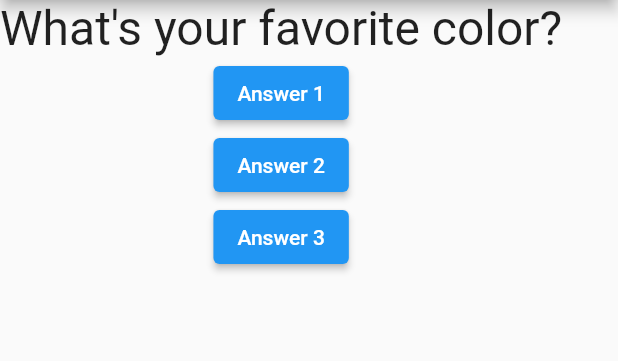
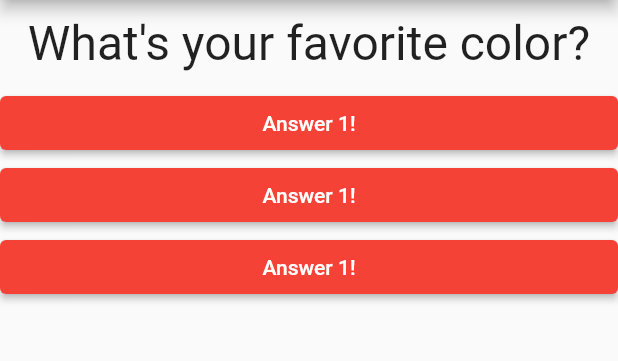
Before and after one commit to Tabu520/flutter, a Flutter app: the screen it shows after launch, on a phone screen of 412 x 824 dp, the part 84-445 px from its top. Run offline on Flutter 3.47's test engine with Material 2 defaults, Android fonts, the phone set to English and light mode, and no system bars.

Commit message:
Button style

```diff
--- /dev/null
+++ b/first_app/lib/answer.dart
@@ -0,0 +1,21 @@
+import 'package:flutter/material.dart';
+
+class Answer extends StatelessWidget {
+  final VoidCallback selectHandler;
+
+  Answer(this.selectHandler);
+
+  @override
+  Widget build(BuildContext context) {
+    return Container(
+      width: double.infinity,
+      child: ElevatedButton(
+        child: Text("Answer 1!"),
+        onPressed: selectHandler,
+				style: ElevatedButton.styleFrom(
+					primary:Colors.red
+				)
+      ),
+    );
+  }
+}
--- a/first_app/lib/main.dart
+++ b/first_app/lib/main.dart
@@ -1,10 +1,9 @@
 import 'package:flutter/material.dart';
 
 import './question.dart';
+import './answer.dart';
 
-void main() {
-  runApp(MyApp());
-}
+void main() => runApp(MyApp());
 
 class MyApp extends StatefulWidget {
   @override
@@ -38,15 +37,9 @@ class _MyAppState extends State<MyApp> {
         body: Column(
           children: [
             Question(questions[_questionIndex]),
-            ElevatedButton(onPressed: _answerQuestion, child: Text("Answer 1")),
-            ElevatedButton(
-                onPressed: () => print("Answer 2 chosen!"),
-                child: Text("Answer 2")),
-            ElevatedButton(
-                onPressed: () {
-                  print("Answer 3 chosen!");
-                },
-                child: Text("Answer 3")),
+            Answer(_answerQuestion),
+            Answer(_answerQuestion),
+            Answer(_answerQuestion),
           ],
         ),
       ),
--- a/first_app/lib/question.dart
+++ b/first_app/lib/question.dart
@@ -3,16 +3,20 @@ import 'package:flutter/material.dart';
 class Question extends StatelessWidget {
   final String questionText;
 
-  const Question(this.questionText, {Key? key}) : super(key: key);
+  Question(this.questionText);
 
   @override
   Widget build(BuildContext context) {
-    return Text(
-      questionText,
-      style: TextStyle(
-        fontSize: 32,
+    return Container(
+      width: double.infinity,
+	  margin: EdgeInsets.all(10.0),
+      child: Text(
+        questionText,
+        style: TextStyle(
+          fontSize: 32,
+        ),
+        textAlign: TextAlign.center,
       ),
-	  textAlign: TextAlign.center,
     );
   }
 }
```
